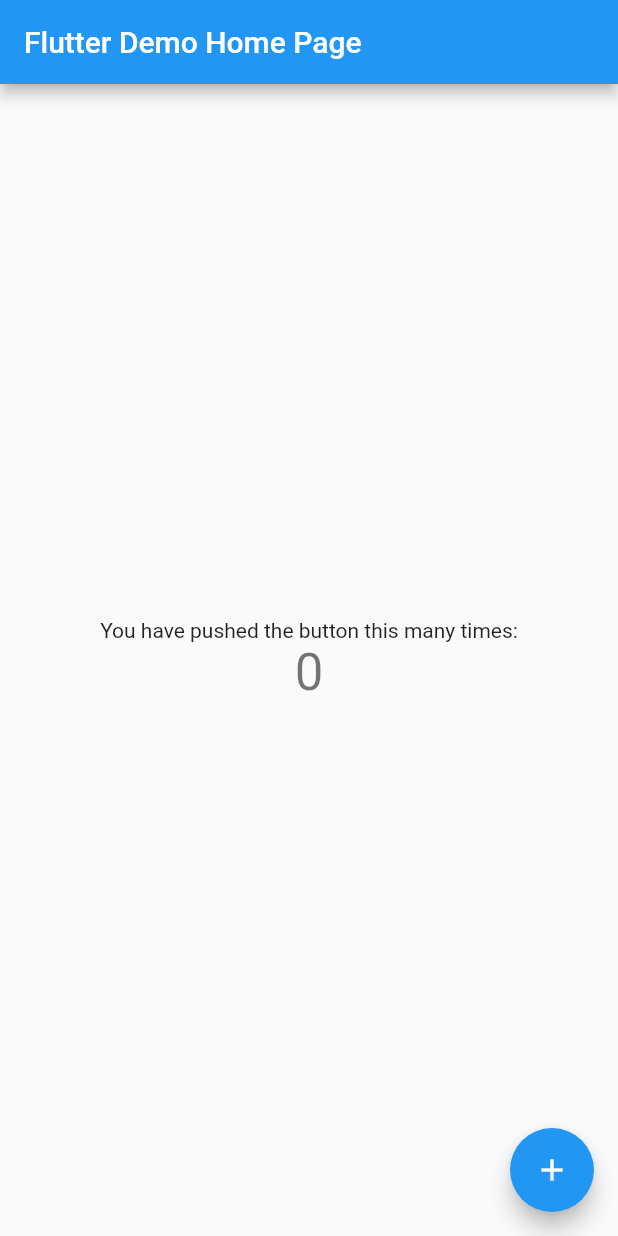
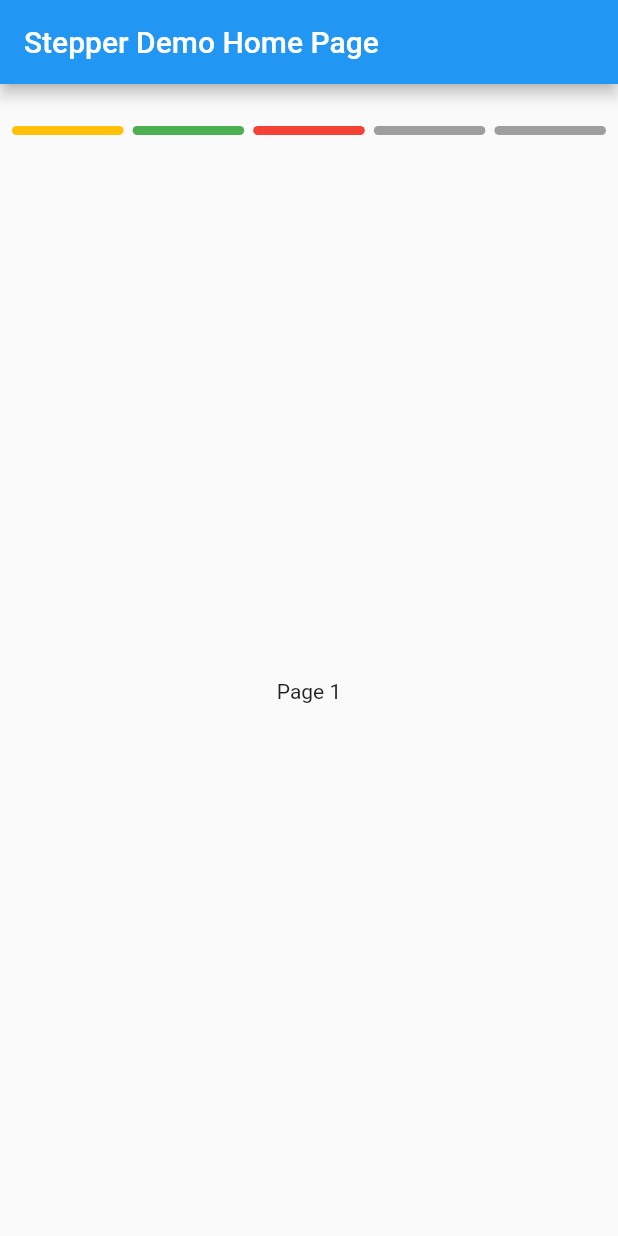
Before and after one commit to Sykyapps/sayakaya-flutter-ui, a Flutter app: the screen it shows after launch, on a phone screen of 412 x 824 dp. Run offline on Flutter 3.47's test engine with Material 2 defaults, Android fonts, the phone set to English and light mode, and no system bars; our stand-ins replace flutter_hooks.

Commit message:
Add example

```diff
--- a/packages/sayakaya_flutter_stepper/example/lib/main.dart
+++ b/packages/sayakaya_flutter_stepper/example/lib/main.dart
@@ -1,4 +1,6 @@
 import 'package:flutter/material.dart';
+import 'package:flutter_hooks/flutter_hooks.dart';
+import 'package:sayakaya_flutter_stepper/stepper.dart';
 
 void main() {
   runApp(const MyApp());
@@ -11,105 +13,85 @@ class MyApp extends StatelessWidget {
   @override
   Widget build(BuildContext context) {
     return MaterialApp(
-      title: 'Flutter Demo',
+      title: 'Stepper Demo',
       theme: ThemeData(
-        // This is the theme of your application.
-        //
-        // Try running your application with "flutter run". You'll see the
-        // application has a blue toolbar. Then, without quitting the app, try
-        // changing the primarySwatch below to Colors.green and then invoke
-        // "hot reload" (press "r" in the console where you ran "flutter run",
-        // or simply save your changes to "hot reload" in a Flutter IDE).
-        // Notice that the counter didn't reset back to zero; the application
-        // is not restarted.
         primarySwatch: Colors.blue,
       ),
-      home: const MyHomePage(title: 'Flutter Demo Home Page'),
+      home: const MyHomePage(title: 'Stepper Demo Home Page'),
     );
   }
 }
 
-class MyHomePage extends StatefulWidget {
+class MyHomePage extends HookWidget {
   const MyHomePage({Key? key, required this.title}) : super(key: key);
 
-  // This widget is the home page of your application. It is stateful, meaning
-  // that it has a State object (defined below) that contains fields that affect
-  // how it looks.
-
-  // This class is the configuration for the state. It holds the values (in this
-  // case the title) provided by the parent (in this case the App widget) and
-  // used by the build method of the State. Fields in a Widget subclass are
-  // always marked "final".
-
   final String title;
-
-  @override
-  State<MyHomePage> createState() => _MyHomePageState();
-}
-
-class _MyHomePageState extends State<MyHomePage> {
-  int _counter = 0;
-
-  void _incrementCounter() {
-    setState(() {
-      // This call to setState tells the Flutter framework that something has
-      // changed in this State, which causes it to rerun the build method below
-      // so that the display can reflect the updated values. If we changed
-      // _counter without calling setState(), then the build method would not be
-      // called again, and so nothing would appear to happen.
-      _counter++;
-    });
-  }
+  static const stepLength = 5;
+  static const duration = Duration(milliseconds: 200);
 
   @override
   Widget build(BuildContext context) {
-    // This method is rerun every time setState is called, for instance as done
-    // by the _incrementCounter method above.
-    //
-    // The Flutter framework has been optimized to make rerunning build methods
-    // fast, so that you can just rebuild anything that needs updating rather
-    // than having to individually change instances of widgets.
+    var currentStep = useState<int>(0);
+    var controller = usePageController();
+    var states = useState<List<SkStepState>>([]);
+
+    onPageChanged() {
+      int currentPage = controller.page?.round() ?? 0;
+      if (currentStep.value != currentPage) {
+        currentStep.value = currentPage;
+      }
+    }
+
+    useEffect(() {
+      states.value = [
+        SkStepState.success,
+        SkStepState.success,
+        SkStepState.error,
+        SkStepState.normal,
+        SkStepState.normal,
+      ];
+      controller.addListener(onPageChanged);
+      return () {
+        controller.removeListener(onPageChanged);
+      };
+    });
+
     return Scaffold(
       appBar: AppBar(
-        // Here we take the value from the MyHomePage object that was created by
-        // the App.build method, and use it to set our appbar title.
-        title: Text(widget.title),
+        automaticallyImplyLeading: false,
+        title: Text(title),
       ),
-      body: Center(
-        // Center is a layout widget. It takes a single child and positions it
-        // in the middle of the parent.
-        child: Column(
-          // Column is also a layout widget. It takes a list of children and
-          // arranges them vertically. By default, it sizes itself to fit its
-          // children horizontally, and tries to be as tall as its parent.
-          //
-          // Invoke "debug painting" (press "p" in the console, choose the
-          // "Toggle Debug Paint" action from the Flutter Inspector in Android
-          // Studio, or the "Toggle Debug Paint" command in Visual Studio Code)
-          // to see the wireframe for each widget.
-          //
-          // Column has various properties to control how it sizes itself and
-          // how it positions its children. Here we use mainAxisAlignment to
-          // center the children vertically; the main axis here is the vertical
-          // axis because Columns are vertical (the cross axis would be
-          // horizontal).
-          mainAxisAlignment: MainAxisAlignment.center,
-          children: <Widget>[
-            const Text(
-              'You have pushed the button this many times:',
+      body: Column(
+        children: [
+          const SizedBox(height: 20),
+          Padding(
+            padding: const EdgeInsets.all(8.0),
+            child: SkStepper(
+              stepLength: stepLength,
+              currentStep: currentStep.value,
+              theme: SkStepTheme(),
+              states: states.value,
+              onTap: (int index) {
+                controller.animateToPage(
+                  index,
+                  duration: duration,
+                  curve: Curves.easeInOut,
+                );
+              },
             ),
-            Text(
-              '$_counter',
-              style: Theme.of(context).textTheme.headline4,
+          ),
+          const SizedBox(height: 20),
+          Expanded(
+            child: PageView.builder(
+              controller: controller,
+              itemBuilder: (context, index) => Center(
+                child: Text('Page ${index + 1}'),
+              ),
             ),
-          ],
-        ),
+          ),
+          const SizedBox(height: 20),
+        ],
       ),
-      floatingActionButton: FloatingActionButton(
-        onPressed: _incrementCounter,
-        tooltip: 'Increment',
-        child: const Icon(Icons.add),
-      ), // This trailing comma makes auto-formatting nicer for build methods.
     );
   }
 }
```
